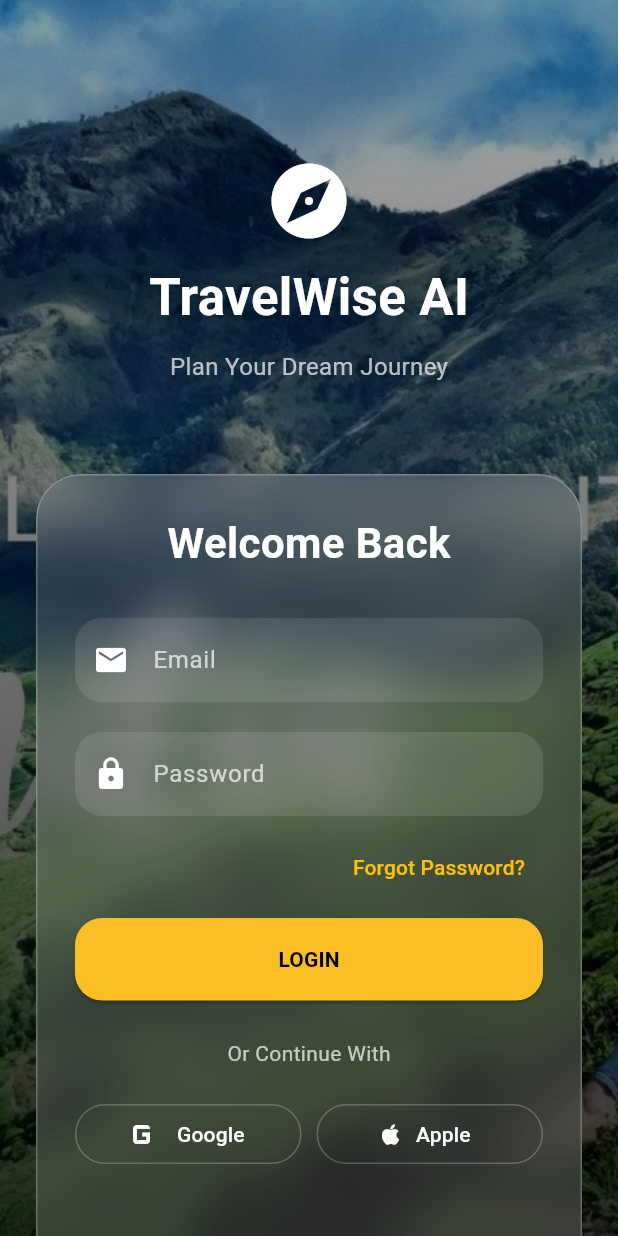
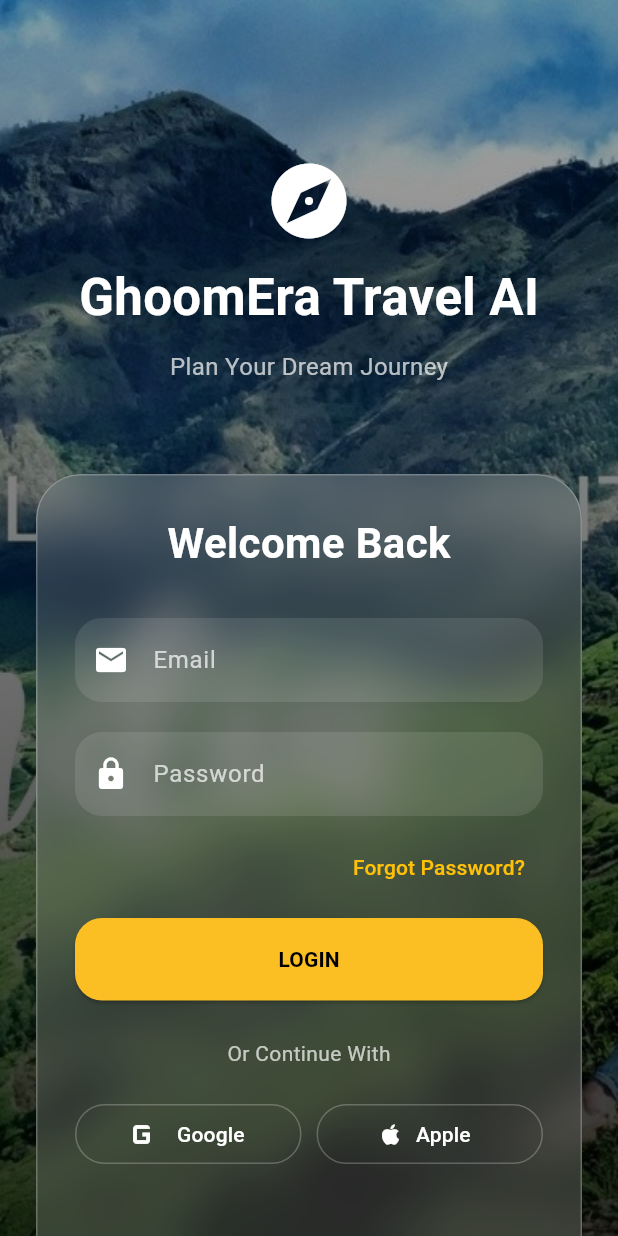
Before and after one commit to yash01fatale/smart-itinerary-planner, a Flutter app: the screen it shows after launch, after a tap on "Start Exploring", on a phone screen of 412 x 824 dp. Run offline on Flutter 3.47's test engine with Material 3 defaults, Android fonts, the phone set to English and light mode, and no system bars; our stand-ins replace cloud_firestore, emoji_picker_flutter, firebase_auth, firebase_core, firebase_storage, google_fonts and 2 more; accounts and stored records are empty; network calls fail.

Commit message:
project Titile Changes

```diff
--- a/lib/config/app_constants.dart
+++ b/lib/config/app_constants.dart
@@ -8,7 +8,7 @@
   static const String googleMapsApiKey = 'YOUR_GOOGLE_MAPS_API_KEY';
 
   // App Info
-  static const String appName = 'TripGenie';
+  static const String appName = 'GhoomEra Travel AI';
   static const String appVersion = '1.0.0';
 
   // Collections
--- a/lib/main.dart
+++ b/lib/main.dart
@@ -21,7 +21,7 @@
     print("database connected sucessfully");
 
   } catch (e) {
-    print("Database is not connected");
+    print("Database is not connected $e.message");
   }
 
   runApp(const SmartItineraryPlanner());
--- a/lib/screens/intialScreens/login_screen.dart
+++ b/lib/screens/intialScreens/login_screen.dart
@@ -141,7 +141,7 @@
                     const SizedBox(height: 10),
 
                     const Text(
-                      "TravelWise AI",
+                      "GhoomEra Travel AI",
                       style: TextStyle(
                         color: Colors.white,
                         fontSize: 34,
--- a/lib/screens/intialScreens/signup_screen.dart
+++ b/lib/screens/intialScreens/signup_screen.dart
@@ -1,6 +1,7 @@
 import 'dart:ui';
 import 'package:firebase_auth/firebase_auth.dart';
 import 'package:flutter/material.dart';
+import 'package:smart_itinerary_planner/config/app_constants.dart';
 import '../../config/app_routes.dart';
 import '../../models/user_model.dart';
 import '../../services/firebase_service.dart';
@@ -132,8 +133,7 @@
 
                   const SizedBox(height: 15),
 
-                  const Text(
-                    "TravelWise AI",
+                  const Text(AppConstants.appName,
                     style: TextStyle(
                       color: Colors.white,
                       fontSize: 34,
--- a/lib/screens/intialScreens/splash_screen.dart
+++ b/lib/screens/intialScreens/splash_screen.dart
@@ -1,5 +1,6 @@
 import 'dart:async';
 import 'package:flutter/material.dart';
+import 'package:smart_itinerary_planner/config/app_constants.dart';
 import '../../config/app_routes.dart';
 
 class SplashScreen extends StatefulWidget {
@@ -203,7 +204,7 @@
                     ).createShader(bounds);
                   },
                   child: const Text(
-                    "TravelWise AI",
+                    AppConstants.appName,
                     style: TextStyle(
                       color: Colors.white,
                       fontSize: 42,
--- a/lib/widgets/app_bar.dart
+++ b/lib/widgets/app_bar.dart
@@ -1,7 +1,7 @@
 import 'package:flutter/material.dart';
 import 'package:firebase_auth/firebase_auth.dart';
+import 'package:smart_itinerary_planner/config/app_constants.dart';
 import 'package:smart_itinerary_planner/screens/intialScreens/profile/edit_profile.dart';
-import 'package:smart_itinerary_planner/screens/intialScreens/profile/profile_screen.dart';
 
 class CustomAppBar extends StatelessWidget
     implements PreferredSizeWidget {
@@ -53,8 +53,7 @@
             crossAxisAlignment: CrossAxisAlignment.start,
             mainAxisSize: MainAxisSize.min,
             children: [
-              Text(
-                'TravelWise AI',
+              Text(AppConstants.appName,
                 style: TextStyle(
                   color: Colors.white,
                   fontSize: 15,
```
Also changed, not shown: lib/models/trip_input.dart (deleted).
